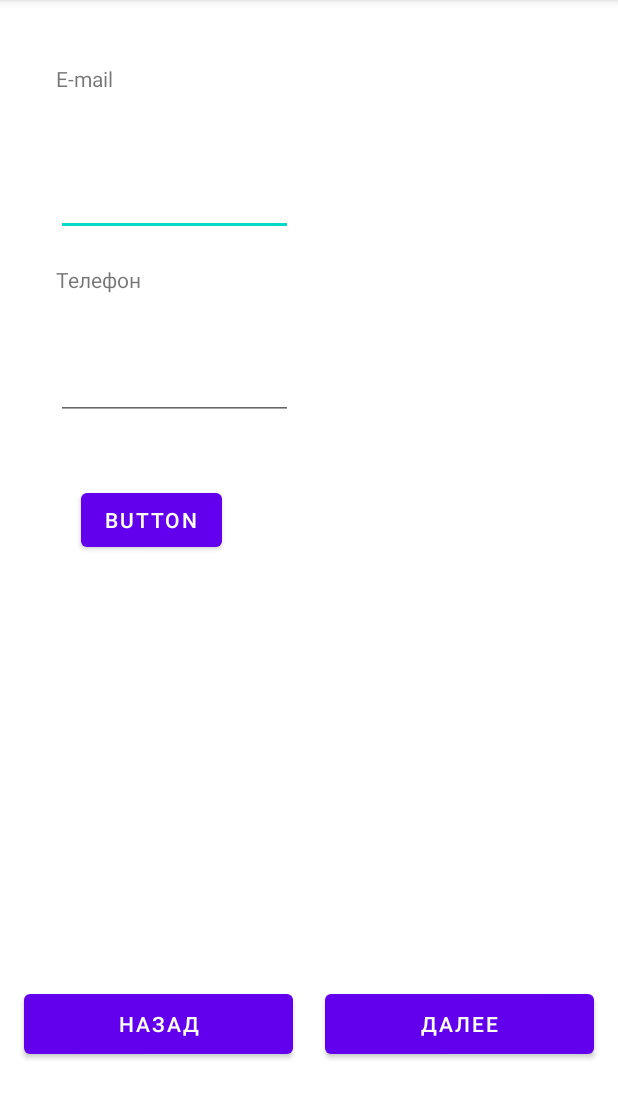
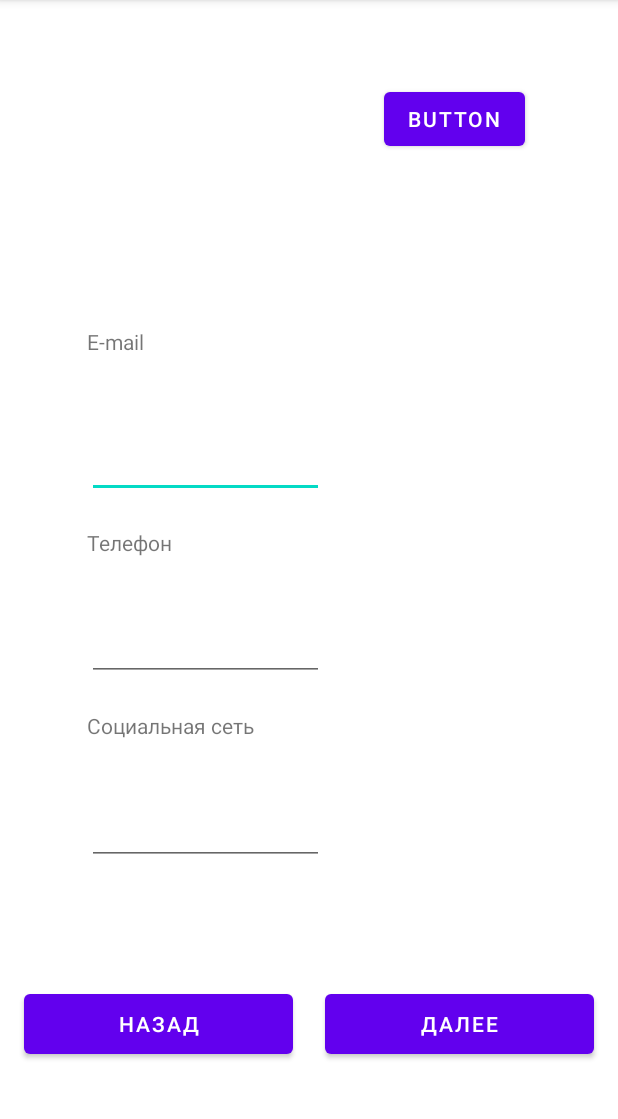
Before and after one commit to jk2911/lab3, an Android app: the UserDataActivity screen opened directly, with no data from a screen before it, on a phone screen of 412 x 824 dp, the part 84-1203 px from its top. Run offline under Robolectric (Android 15) with nearby library versions, the phone set to English and light mode, and no system bars.

```diff
--- a/app/src/main/java/maxim/goy/lab3/UserDataActivity.java
+++ b/app/src/main/java/maxim/goy/lab3/UserDataActivity.java
@@ -6,12 +6,13 @@ import android.content.ComponentName;
 import android.content.Intent;
 import android.net.Uri;
 import android.os.Bundle;
+import android.provider.MediaStore;
 import android.view.View;
 import android.widget.EditText;
 import android.widget.Toast;
 
 public class UserDataActivity extends AppCompatActivity {
-    EditText phone, email;
+    EditText phone, email, socMedia;
     Bundle bundle;
 
     @Override
@@ -32,6 +33,7 @@ public class UserDataActivity extends AppCompatActivity {
 
     public void backPage(View v) {
         Intent intent = new Intent(this, TournamentActivity.class);
+        intent.putExtra("club", bundle);
         startActivity(intent);
     }
 
@@ -43,5 +45,10 @@ public class UserDataActivity extends AppCompatActivity {
         startActivity(intent);
     }
 
+    public void image(View v) {
+        Intent intent = new Intent(MediaStore.INTENT_ACTION_STILL_IMAGE_CAMERA);
+        startActivity(intent);
+    }
+
 
 }
--- a/app/src/main/res/layout/activity_user_data.xml
+++ b/app/src/main/res/layout/activity_user_data.xml
@@ -14,10 +14,10 @@
         android:text="E-mail"
         app:layout_constraintBottom_toBottomOf="parent"
         app:layout_constraintEnd_toEndOf="parent"
-        app:layout_constraintHorizontal_bias="0.146"
+        app:layout_constraintHorizontal_bias="0.229"
         app:layout_constraintStart_toStartOf="parent"
         app:layout_constraintTop_toTopOf="parent"
-        app:layout_constraintVertical_bias="0.059"
+        app:layout_constraintVertical_bias="0.3"
         tools:ignore="TextViewEdits" />
 
     <EditText
@@ -28,10 +28,51 @@
         android:text=""
         app:layout_constraintBottom_toBottomOf="parent"
         app:layout_constraintEnd_toEndOf="parent"
-        app:layout_constraintHorizontal_bias="0.146"
+        app:layout_constraintHorizontal_bias="0.229"
         app:layout_constraintStart_toStartOf="parent"
         app:layout_constraintTop_toTopOf="parent"
-        app:layout_constraintVertical_bias="0.16" />
+        app:layout_constraintVertical_bias="0.4" />
+
+    <EditText
+        android:id="@+id/phone"
+        android:layout_width="158dp"
+        android:layout_height="41dp"
+        android:inputType="phone"
+        android:onClick="call"
+        android:text=""
+        app:layout_constraintBottom_toBottomOf="parent"
+        app:layout_constraintEnd_toEndOf="parent"
+        app:layout_constraintHorizontal_bias="0.229"
+        app:layout_constraintStart_toStartOf="parent"
+        app:layout_constraintTop_toTopOf="parent"
+        app:layout_constraintVertical_bias="0.568" />
+
+    <EditText
+        android:id="@+id/socMedia"
+        android:layout_width="158dp"
+        android:layout_height="41dp"
+        android:inputType="phone"
+        android:onClick="call"
+        android:text=""
+        app:layout_constraintBottom_toBottomOf="parent"
+        app:layout_constraintEnd_toEndOf="parent"
+        app:layout_constraintHorizontal_bias="0.229"
+        app:layout_constraintStart_toStartOf="parent"
+        app:layout_constraintTop_toTopOf="parent"
+        app:layout_constraintVertical_bias="0.737" />
+
+    <TextView
+        android:id="@+id/text2"
+        android:layout_width="158dp"
+        android:layout_height="41dp"
+        android:inputType="textUri"
+        android:text="Социальная сеть"
+        app:layout_constraintBottom_toBottomOf="parent"
+        app:layout_constraintEnd_toEndOf="parent"
+        app:layout_constraintHorizontal_bias="0.229"
+        app:layout_constraintStart_toStartOf="parent"
+        app:layout_constraintTop_toTopOf="parent"
+        app:layout_constraintVertical_bias="0.652" />
 
     <TextView
         android:id="@+id/text1"
@@ -41,24 +82,10 @@
         android:text="Телефон"
         app:layout_constraintBottom_toBottomOf="parent"
         app:layout_constraintEnd_toEndOf="parent"
-        app:layout_constraintHorizontal_bias="0.146"
+        app:layout_constraintHorizontal_bias="0.229"
         app:layout_constraintStart_toStartOf="parent"
         app:layout_constraintTop_toTopOf="parent"
-        app:layout_constraintVertical_bias="0.243" />
-
-    <EditText
-        android:id="@+id/phone"
-        android:layout_width="158dp"
-        android:layout_height="41dp"
-        android:inputType="phone"
-        android:text=""
-        android:onClick="call"
-        app:layout_constraintBottom_toBottomOf="parent"
-        app:layout_constraintEnd_toEndOf="parent"
-        app:layout_constraintHorizontal_bias="0.146"
-        app:layout_constraintStart_toStartOf="parent"
-        app:layout_constraintTop_toTopOf="parent"
-        app:layout_constraintVertical_bias="0.328" />
+        app:layout_constraintVertical_bias="0.484" />
 
     <Button
         android:id="@+id/next"
@@ -87,16 +114,16 @@
         app:layout_constraintVertical_bias="0.917" />
 
     <Button
-        android:id="@+id/button"
+        android:id="@+id/ima"
         android:layout_width="wrap_content"
         android:layout_height="wrap_content"
+        android:onClick="image"
         android:text="Button"
-        android:onClick="call"
         app:layout_constraintBottom_toBottomOf="parent"
         app:layout_constraintEnd_toEndOf="parent"
-        app:layout_constraintHorizontal_bias="0.17"
+        app:layout_constraintHorizontal_bias="0.804"
         app:layout_constraintStart_toStartOf="parent"
         app:layout_constraintTop_toTopOf="parent"
-        app:layout_constraintVertical_bias="0.448" />
+        app:layout_constraintVertical_bias="0.077" />
 
 </androidx.constraintlayout.widget.ConstraintLayout>
--- a/app/src/main/res/values/themes.xml
+++ b/app/src/main/res/values/themes.xml
@@ -23,7 +23,7 @@
     </style>
     <style name="textView">
         <item name="android:width">265dp</item>
-        <item name="android:height">34dp</item>
+        <item name="android:height">27dp</item>
         <item name="layout_constraintHorizontal_bias">0.500</item>
     </style>
 </resources>
```
Also changed, not shown: app/src/main/java/maxim/goy/lab3/Club.java (+53 -0 lines), app/src/main/java/maxim/goy/lab3/LoadSaveActivity.java (+6 -1 lines), app/src/main/res/layout/activity_load_save.xml (+148 -110 lines).
